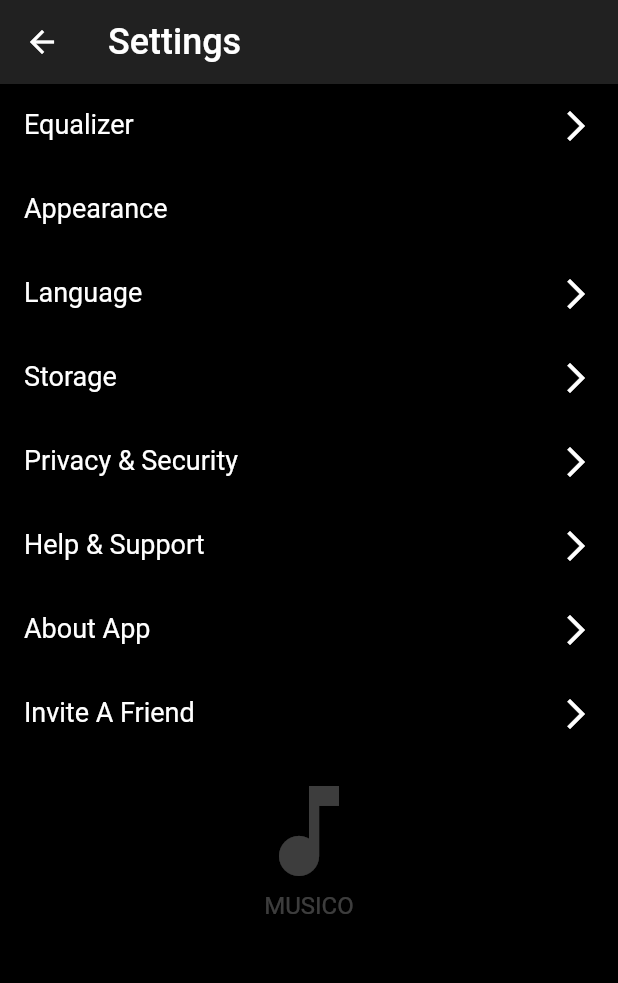
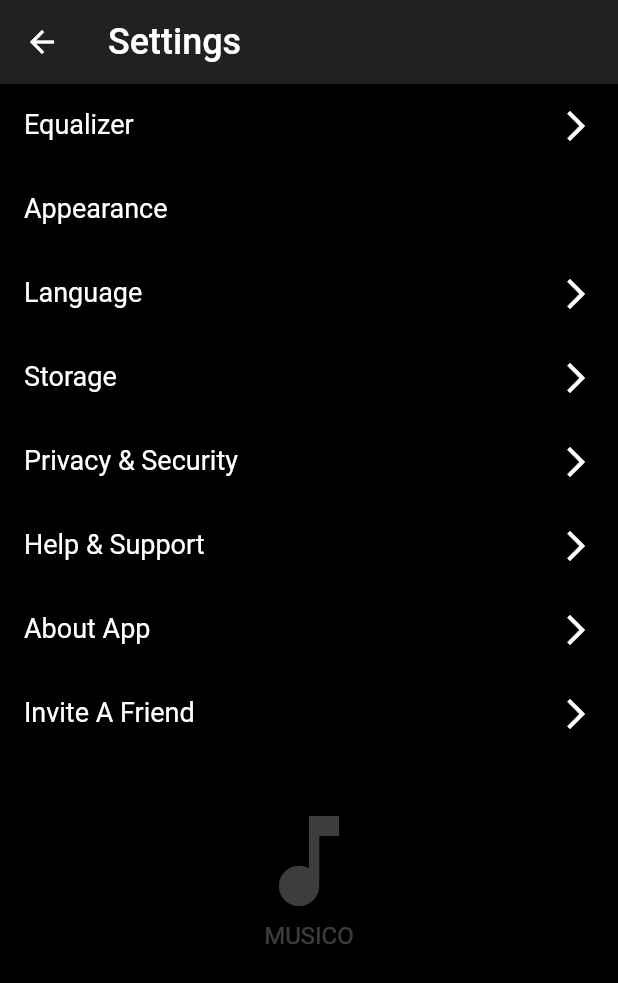
Before and after one commit to developerjamiu/Musico, a Flutter app: the SettingsScreen screen opened directly, on a phone screen of 412 x 824 dp. Shown: the top 983 px of the screen. Run offline on Flutter 3.47's test engine with Material 2 defaults, Android fonts, the phone set to English and light mode, and no system bars.

Commit message:
Linked Screens

```diff
--- a/lib/main.dart
+++ b/lib/main.dart
@@ -1,6 +1,6 @@
 import 'package:flutter/material.dart';
 
-import 'ui/widgets/bottom_navigator.dart';
+import 'ui/screens/splash_screen.dart';
 
 void main() {
   runApp(App());
@@ -12,7 +12,7 @@ class App extends StatelessWidget {
     return MaterialApp(
       title: 'Musico',
       debugShowCheckedModeBanner: false,
-      home: BottomNavigator(),
+      home: SplashScreen(),
     );
   }
 }
--- a/lib/ui/screens/profile_screen.dart
+++ b/lib/ui/screens/profile_screen.dart
@@ -90,6 +90,7 @@ class ProfileScreen extends StatelessWidget {
                 color: Colors.white24,
               ),
             ),
+            SizedBox(height: 10),
           ],
         ),
       ),
--- a/lib/ui/screens/settings_screen.dart
+++ b/lib/ui/screens/settings_screen.dart
@@ -117,7 +117,7 @@ class SettingsScreen extends StatelessWidget {
               color: Colors.white,
             ),
           ),
-          SizedBox(height: 10),
+          SizedBox(height: 30),
           Icon(
             Icons.music_note,
             size: 80,
```
Also changed, not shown: lib/ui/screens/welcome_screen.dart (+11 -2 lines).
